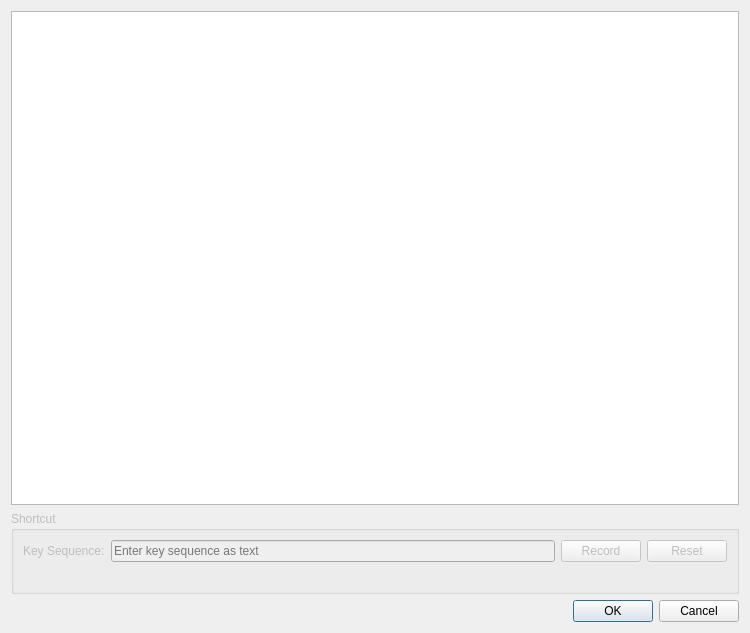
Above: QuickViewer/src/keyconfigdialog.ui from kanryu/quickviewer before the change. Below: the same form after it.
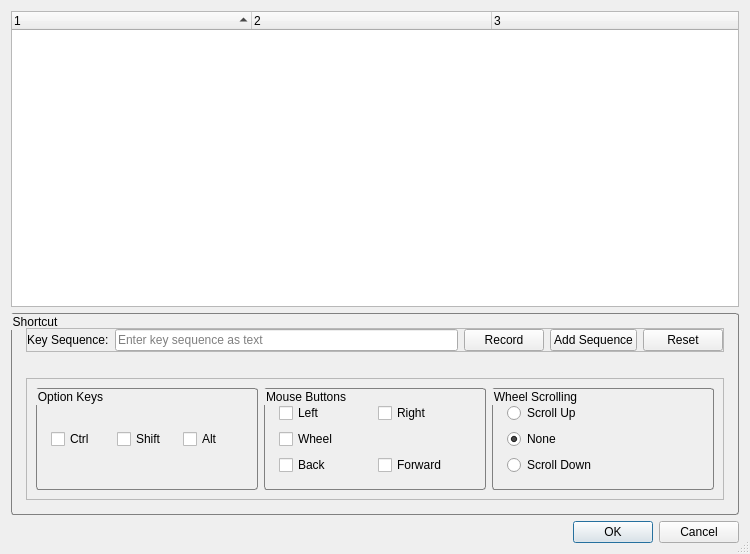
That is the form after the change. Custom widgets are drawn as their Qt base class.

Commit message:
Improvement of English notation and toolbar display, Mouse input customization, bugfixed
- Improvement of English notation
- Improvement of toolbar display
    - Each hidden bar is automatically displayed when hovering with the mouse
- Mouse input customization
    - Customizable mouse input as well as shortcut key
- bugfixed: When image or volume switching was performed in the state that the image leading was not completed, it was illegally terminated

What changed in the file:
```diff
--- a/QuickViewer/src/keyconfigdialog.ui
+++ b/QuickViewer/src/keyconfigdialog.ui
@@ -7,13 +7,16 @@
     <x>0</x>
     <y>0</y>
     <width>750</width>
-    <height>633</height>
+    <height>554</height>
    </rect>
   </property>
   <property name="windowTitle">
    <string extracomment="Title of the dialog to customize the shortcut keys">KeyConfig</string>
   </property>
-  <layout class="QVBoxLayout" name="verticalLayout">
+  <property name="sizeGripEnabled">
+   <bool>true</bool>
+  </property>
+  <layout class="QVBoxLayout" name="verticalLayout_2">
    <item>
     <widget class="QTreeWidget" name="treeWidget">
      <property name="selectionBehavior">
@@ -29,7 +32,7 @@
       <number>3</number>
      </property>
      <attribute name="headerVisible">
-      <bool>false</bool>
+      <bool>true</bool>
      </attribute>
      <attribute name="headerDefaultSectionSize">
       <number>240</number>
@@ -54,14 +57,41 @@
    <item>
     <widget class="QGroupBox" name="shortcutGroupBox">
      <property name="enabled">
-      <bool>false</bool>
+      <bool>true</bool>
+     </property>
+     <property name="styleSheet">
+      <string notr="true">QGroupBox {
+  border: 1px solid gray;
+  border-radius: 3px;
+  padding: 5px;
+}
+</string>
      </property>
      <property name="title">
       <string extracomment="Title of the frame in which the shortcut changing function is arranged">Shortcut</string>
      </property>
-     <layout class="QVBoxLayout" name="verticalLayout_2">
+     <layout class="QVBoxLayout" name="verticalLayout">
       <item>
+       <widget class="QFrame" name="frameSqeuence">
+        <property name="frameShape">
+         <enum>QFrame::StyledPanel</enum>
+        </property>
+        <property name="frameShadow">
+         <enum>QFrame::Raised</enum>
+        </property>
        <layout class="QHBoxLayout" name="horizontalLayout">
+         <property name="leftMargin">
+          <number>0</number>
+         </property>
+         <property name="topMargin">
+          <number>0</number>
+         </property>
+         <property name="rightMargin">
+          <number>0</number>
+         </property>
+         <property name="bottomMargin">
+          <number>0</number>
+         </property>
         <item>
          <widget class="QLabel" name="label">
           <property name="text">
@@ -71,6 +101,12 @@
         </item>
         <item>
          <widget class="QLineEdit" name="shortcutEdit">
+           <property name="sizePolicy">
+            <sizepolicy hsizetype="MinimumExpanding" vsizetype="Fixed">
+             <horstretch>0</horstretch>
+             <verstretch>0</verstretch>
+            </sizepolicy>
+           </property>
           <property name="text">
            <string/>
           </property>
@@ -90,6 +126,12 @@
         </item>
         <item>
          <widget class="ShortcutButton" name="recordButton">
+           <property name="sizePolicy">
+            <sizepolicy hsizetype="Preferred" vsizetype="Fixed">
+             <horstretch>0</horstretch>
+             <verstretch>0</verstretch>
+            </sizepolicy>
+           </property>
           <property name="text">
            <string>Record</string>
           </property>
@@ -98,6 +140,13 @@
           </property>
          </widget>
         </item>
+         <item>
+          <widget class="QPushButton" name="addSequenceButton">
+           <property name="text">
+            <string>Add Sequence</string>
+           </property>
+          </widget>
+         </item>
         <item>
          <widget class="QPushButton" name="resetButton">
           <property name="text">
@@ -106,6 +155,7 @@
          </widget>
         </item>
        </layout>
+       </widget>
       </item>
       <item>
        <widget class="QLabel" name="warningLabel">
@@ -151,6 +201,128 @@
         </property>
        </widget>
       </item>
+      <item>
+       <widget class="QFrame" name="frameMouseOptions">
+        <property name="frameShape">
+         <enum>QFrame::StyledPanel</enum>
+        </property>
+        <property name="frameShadow">
+         <enum>QFrame::Raised</enum>
+        </property>
+        <layout class="QHBoxLayout" name="horizontalLayout_2">
+         <item>
+          <widget class="QGroupBox" name="groupBox_3">
+           <property name="title">
+            <string>Option Keys</string>
+           </property>
+           <layout class="QHBoxLayout" name="horizontalLayout_3">
+            <item>
+             <widget class="QCheckBox" name="checkBoxCtrl">
+              <property name="text">
+               <string>Ctrl</string>
+              </property>
+             </widget>
+            </item>
+            <item>
+             <widget class="QCheckBox" name="checkBoxShift">
+              <property name="text">
+               <string>Shift</string>
+              </property>
+             </widget>
+            </item>
+            <item>
+             <widget class="QCheckBox" name="checkBoxAlt">
+              <property name="text">
+               <string>Alt</string>
+              </property>
+             </widget>
+            </item>
+           </layout>
+          </widget>
+         </item>
+         <item>
+          <widget class="QGroupBox" name="groupBox">
+           <property name="title">
+            <string>Mouse Buttons</string>
+           </property>
+           <layout class="QGridLayout" name="gridLayout">
+            <item row="0" column="1">
+             <widget class="QCheckBox" name="checkBoxRight">
+              <property name="text">
+               <string>Right</string>
+              </property>
+             </widget>
+            </item>
+            <item row="0" column="0">
+             <widget class="QCheckBox" name="checkBoxLeft">
+              <property name="text">
+               <string>Left</string>
+              </property>
+             </widget>
+            </item>
+            <item row="1" column="0">
+             <widget class="QCheckBox" name="checkBoxWheel">
+              <property name="text">
+               <string>Wheel</string>
+              </property>
+             </widget>
+            </item>
+            <item row="2" column="0">
+             <widget class="QCheckBox" name="checkBoxBackward">
+              <property name="text">
+               <string>Back</string>
+              </property>
+             </widget>
+            </item>
+            <item row="2" column="1">
+             <widget class="QCheckBox" name="checkBoxForward">
+              <property name="text">
+               <string>Forward</string>
+              </property>
+             </widget>
+            </item>
+           </layout>
+          </widget>
+         </item>
+         <item>
+          <widget class="QGroupBox" name="groupBox_2">
+           <property name="enabled">
+            <bool>true</bool>
+           </property>
+           <property name="title">
+            <string>Wheel Scrolling</string>
+           </property>
+           <layout class="QVBoxLayout" name="verticalLayout_3">
+            <item>
+             <widget class="QRadioButton" name="radioButtonUp">
+              <property name="text">
+               <string>Scroll Up</string>
+              </property>
+             </widget>
+            </item>
+            <item>
+             <widget class="QRadioButton" name="radioButtonNone">
+              <property name="text">
+               <string>None</string>
+              </property>
+              <property name="checked">
+               <bool>true</bool>
+              </property>
+             </widget>
+            </item>
+            <item>
+             <widget class="QRadioButton" name="radioButtonDown">
+              <property name="text">
+               <string>Scroll Down</string>
+              </property>
+             </widget>
+            </item>
+           </layout>
+          </widget>
+         </item>
+        </layout>
+       </widget>
+      </item>
      </layout>
     </widget>
    </item>
```
Left out of the diff: 83 changed lines with no effect on the pictures. Lines whose indentation alone changed are shown as unchanged. The commit also changes 21 other files.
